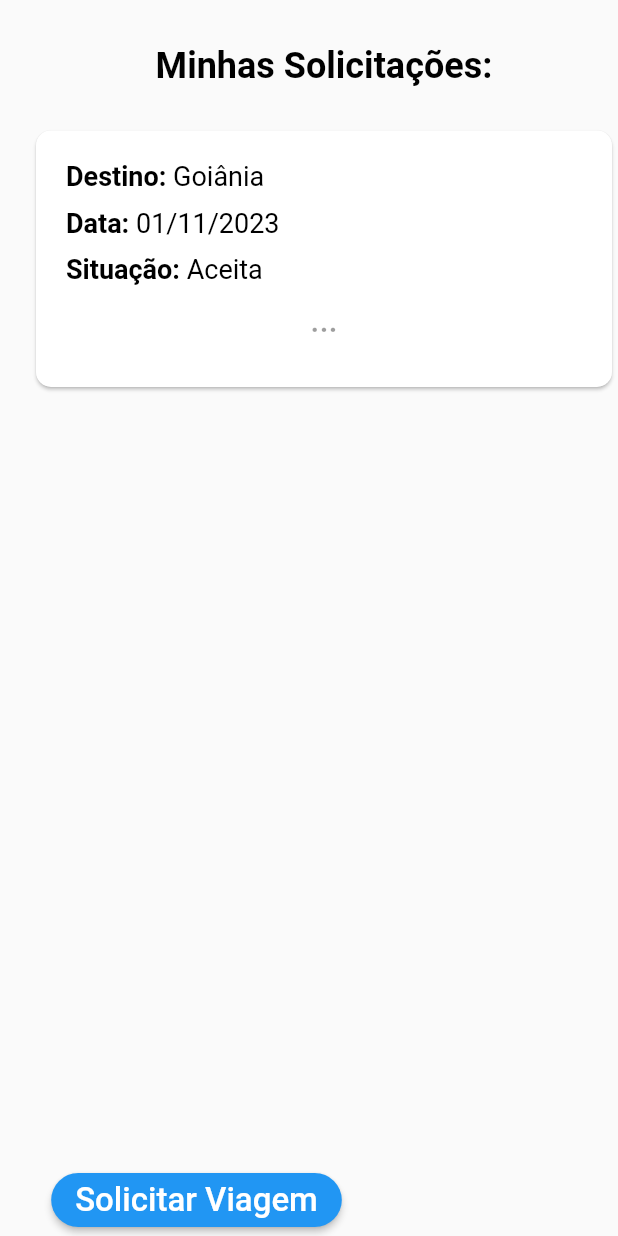
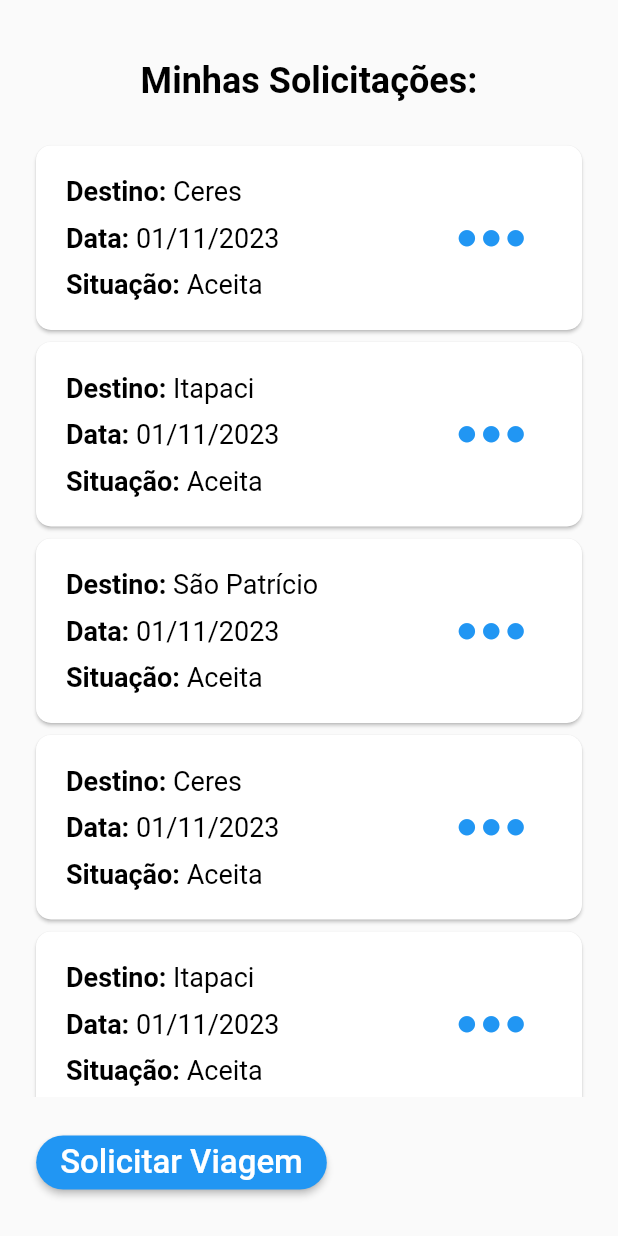
Before and after one commit to guihcm/TravelCare_front, a Flutter app: the TravelPage screen opened by its route, on a phone screen of 412 x 824 dp. Run offline on Flutter 3.47's test engine with Material 2 defaults, Android fonts, the phone set to English and light mode, and no system bars; our stand-ins replace parse_server_sdk_flutter.

Commit message:
alterações em tela de viagem

```diff
--- a/travel_care/lib/pages/travel.dart
+++ b/travel_care/lib/pages/travel.dart
@@ -1,5 +1,5 @@
-
 import 'package:flutter/material.dart';
+import 'package:travel_care/components/myDialog.dart';
 import 'package:travel_care/pages/home.dart';
 
 class TravelPage extends StatefulWidget {
@@ -9,18 +9,23 @@ class TravelPage extends StatefulWidget {
 }
 
 class _TravelPageState extends State<TravelPage> {
-  //List cidades = ["Ceres", "Itapaci", "São Patrício", "Ceres", "Itapaci", "São Patrício"];
-  List cidades = ["Ceres"];
-
-
+  List cidades = [
+    "Ceres",
+    "Itapaci",
+    "São Patrício",
+    "Ceres",
+    "Itapaci",
+    "São Patrício"
+  ];
+  //List cidades = ["Ceres"];
 
   @override
   Widget build(BuildContext context) {
     return Scaffold(
       body: Padding(
-        padding: const EdgeInsets.only(left: 20.0),
+        padding: const EdgeInsets.only(left: 20.0, right: 20),
         child: Column(children: [
-          const SizedBox(height: 30),
+          const SizedBox(height: 40),
           const Text(
             'Minhas Solicitações:',
             style: TextStyle(
@@ -39,77 +44,91 @@ class _TravelPageState extends State<TravelPage> {
                   shape: RoundedRectangleBorder(
                     borderRadius: BorderRadius.circular(10),
                   ),
-                  child: const Padding(
-                    padding: EdgeInsets.all(20.0),
-                    child: Column(
-                      children: <Widget>[
-                        Row(
-                          children: [
-                            Text(
-                              'Destino: ',
-                              style: TextStyle(
-                                color: Colors.black,
-                                fontSize: 18,
-                                fontWeight: FontWeight.bold,
-                              ),
+                  child: Padding(
+                    padding: const EdgeInsets.all(20.0),
+                    child: Row(
+                      mainAxisAlignment: MainAxisAlignment.spaceBetween,
+                      children: [
+                        Column(
+                          crossAxisAlignment: CrossAxisAlignment.start,
+                          children: <Widget>[
+                            Row(
+                              children: [
+                                const Text(
+                                  'Destino: ',
+                                  style: TextStyle(
+                                    color: Colors.black,
+                                    fontSize: 18,
+                                    fontWeight: FontWeight.bold,
+                                  ),
+                                ),
+                                Text(
+                                  cidades[index],
+                                  style: const TextStyle(
+                                    color: Colors.black,
+                                    fontSize: 18,
+                                  ),
+                                ),
+                              ],
                             ),
-                            Text(
-                              'Goiânia',
-                              style: TextStyle(
-                                color: Colors.black,
-                                fontSize: 18,
-                              ),
+                            const SizedBox(height: 10),
+                            const Row(
+                              children: [
+                                Text(
+                                  'Data: ',
+                                  style: TextStyle(
+                                    color: Colors.black,
+                                    fontSize: 18,
+                                    fontWeight: FontWeight.bold,
+                                  ),
+                                ),
+                                Text(
+                                  '01/11/2023',
+                                  style: TextStyle(
+                                    color: Colors.black,
+                                    fontSize: 18,
+                                  ),
+                                ),
+                              ],
+                            ),
+                            const SizedBox(height: 10),
+                            const Row(
+                              children: [
+                                Text(
+                                  'Situação: ',
+                                  style: TextStyle(
+                                    color: Colors.black,
+                                    fontSize: 18,
+                                    fontWeight: FontWeight.bold,
+                                  ),
+                                ),
+                                Text(
+                                  'Aceita',
+                                  style: TextStyle(
+                                    color: Colors.black,
+                                    fontSize: 18,
+                                  ),
+                                ),
+                              ],
                             ),
                           ],
                         ),
-                        SizedBox(height: 10),
-                        Row(
+                        Column(
                           children: [
-                            Text(
-                              'Data: ',
-                              style: TextStyle(
-                                color: Colors.black,
-                                fontSize: 18,
-                                fontWeight: FontWeight.bold,
-                              ),
-                            ),
-                            Text(
-                              '01/11/2023',
-                              style: TextStyle(
-                                color: Colors.black,
-                                fontSize: 18,
-                              ),
+                            Row(
+                              children: [
+                                TextButton(
+                                  onPressed: () => info(),
+                                  child: const Icon(
+                                    Icons.more_horiz,
+                                    color: Colors.blue,
+                                    size: 65.0,
+                                    semanticLabel: 'Saiba Mais',
+                                  ),
+                                ),
+                              ],
                             ),
                           ],
-                        ),
-                        SizedBox(height: 10),
-                        Row(
-                          children: [
-                            Text(
-                              'Situação: ',
-                              style: TextStyle(
-                                color: Colors.black,
-                                fontSize: 18,
-                                fontWeight: FontWeight.bold,
-                              ),
-                            ),
-                            Text(
-                              'Aceita',
-                              style: TextStyle(
-                                color: Colors.black,
-                                fontSize: 18,
-                              ),
-                            ),
-                          ],
-                        ),
-                        TextButton(
-                          onPressed: info(),
-                          child: Text(
-                            '...',
-                            style: TextStyle(
-                              fontSize: 22,
-                            ),
-                          ),
                         ),
                       ],
                     ),
@@ -119,7 +138,7 @@ class _TravelPageState extends State<TravelPage> {
             ),
           ),
           Padding(
-            padding: const EdgeInsets.only(right: 170),
+            padding: const EdgeInsets.only(right: 170, bottom: 25),
             child: ElevatedButton(
                 onPressed: () => solicitar(),
                 style: ButtonStyle(
@@ -136,12 +155,89 @@ class _TravelPageState extends State<TravelPage> {
       ),
     );
   }
-    void info() {
-    Navigator.push(
-      context, MaterialPageRoute(builder: (context) => const HomePage()));
-}
+
+  info() {
+    showDialog(
+        context: context,
+        builder: (BuildContext context) {
+          return AlertDialog(
+            content: const Column(
+              crossAxisAlignment: CrossAxisAlignment.start,
+              children: <Widget>[
+                Row(
+                  children: [
+                    Text(
+                      'Paciente: ',
+                      style: TextStyle(
+                        color: Colors.black,
+                        fontSize: 18,
+                        fontWeight: FontWeight.bold,
+                      ),
+                    ),
+                    Text(
+                      "Leonardo",
+                      style: TextStyle(
+                        color: Colors.black,
+                        fontSize: 18,
+                      ),
+                    ),
+                  ],
+                ),
+                SizedBox(height: 10),
+                Row(
+                  children: [
+                    Text(
+                      'Acompanhante: ',
+                      style: TextStyle(
+                        color: Colors.black,
+                        fontSize: 18,
+                        fontWeight: FontWeight.bold,
+                      ),
+                    ),
+                    Text(
+                      'Não',
+                      style: TextStyle(
+                        color: Colors.black,
+                        fontSize: 18,
+                      ),
+                    ),
+                  ],
+                ),
+                SizedBox(height: 10),
+                Row(
+                  children: [
+                    Text(
+                      'Destino: ',
+                      style: TextStyle(
+                        color: Colors.black,
+                        fontSize: 18,
+                        fontWeight: FontWeight.bold,
+                      ),
+                    ),
+                    Text(
+                      'Goiânia',
+                      style: TextStyle(
+                        color: Colors.black,
+                        fontSize: 18,
+                      ),
+                    ),
+                  ],
+                ),
+              ],
+            ),
+            actions: <Widget>[
+              Center(
+                  child: ElevatedButton(
+                onPressed: () => Navigator.of(context).pop(),
+                child: const Text("Voltar"),
+              ))
+            ],
+          );
+        });
+  }
+
   void solicitar() {
     Navigator.push(
-      context, MaterialPageRoute(builder: (context) => const HomePage()));
+        context, MaterialPageRoute(builder: (context) => const HomePage()));
+  }
 }
-}
```
